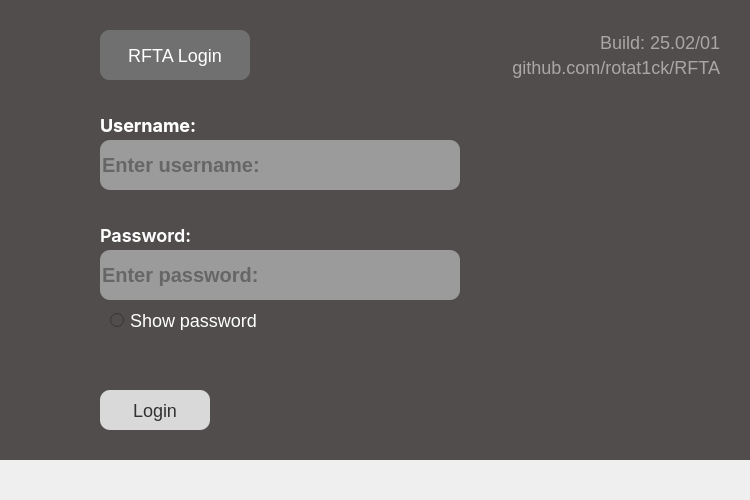
Old version of the form RFTA-Win64/login.ui in the repository rotat1ck/RFTA.
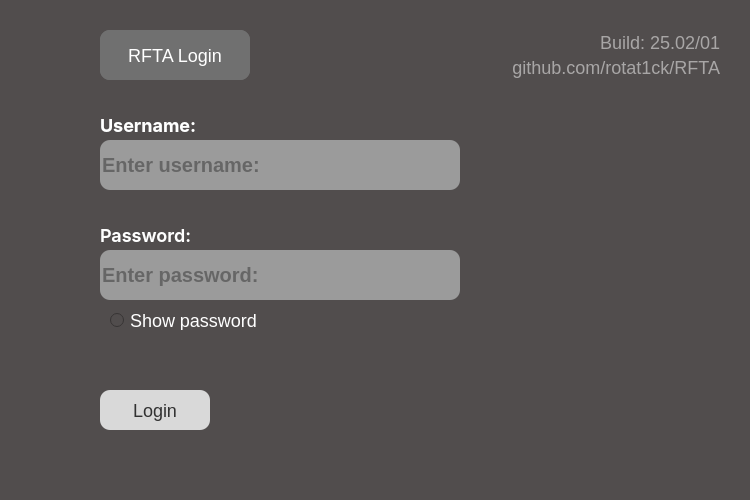
New version of the form.

Patch:
```diff
--- a/RFTA-Win64/login.ui
+++ b/RFTA-Win64/login.ui
@@ -16,7 +16,15 @@
   <property name="styleSheet">
    <string notr="true"/>
   </property>
-  <widget class="QWidget" name="centralwidget">
+  <widget class="QWidget" name="centralwidget" native="true">
+   <property name="geometry">
+    <rect>
+     <x>0</x>
+     <y>0</y>
+     <width>750</width>
+     <height>500</height>
+    </rect>
+   </property>
    <property name="styleSheet">
     <string notr="true">background: #514D4D;
 </string>
```
